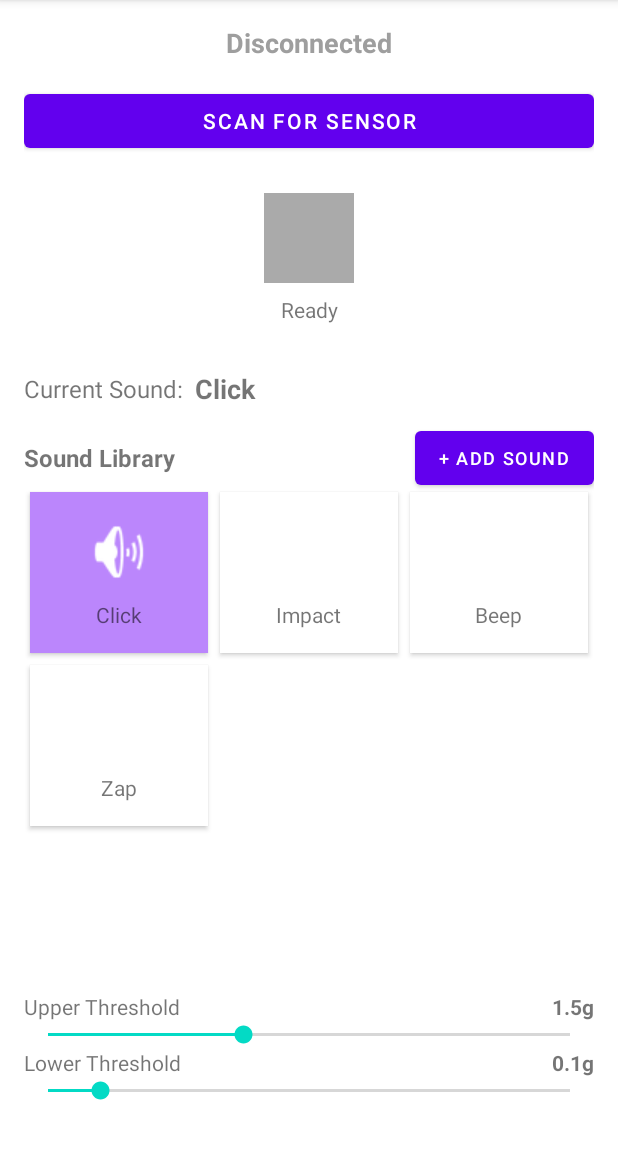
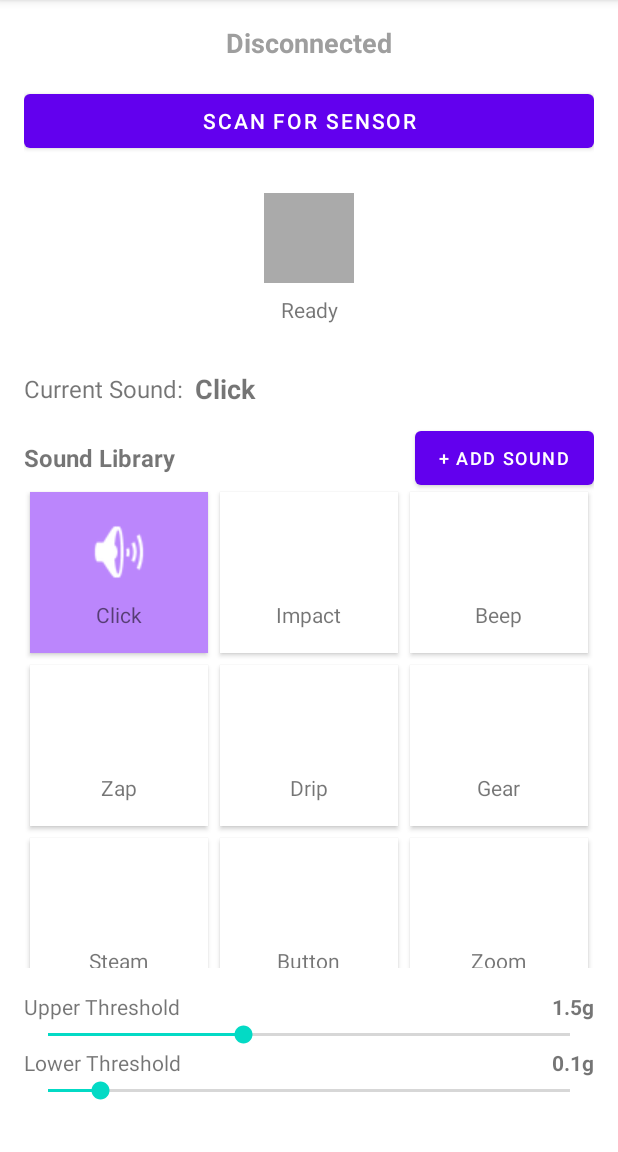
Before and after one commit to gwbischof/beatbag, an Android app: the screen it shows after launch (MainActivity), on a phone screen of 412 x 824 dp, the part 84-1236 px from its top. Run offline under Robolectric (Android 15) with nearby library versions, the phone set to English and light mode, and no system bars.

Commit message:
add more sounds

```diff
--- a/app/src/main/java/com/beatbag/MainActivity.kt
+++ b/app/src/main/java/com/beatbag/MainActivity.kt
@@ -214,6 +214,16 @@ class MainActivity : AppCompatActivity() {
         audioManager.addSoundFromResource("Impact", R.raw.kick2)
         audioManager.addSoundFromResource("Beep", R.raw.kick3)
         audioManager.addSoundFromResource("Zap", R.raw.kick4)
+        audioManager.addSoundFromResource("Drip", R.raw.kick5)
+        audioManager.addSoundFromResource("Gear", R.raw.kick6)
+        audioManager.addSoundFromResource("Steam", R.raw.kick7)
+        audioManager.addSoundFromResource("Button", R.raw.kick8)
+        audioManager.addSoundFromResource("Zoom", R.raw.kick9)
+        audioManager.addSoundFromResource("Mech", R.raw.kick10)
+        audioManager.addSoundFromResource("Switch", R.raw.kick11)
+        audioManager.addSoundFromResource("Bloop", R.raw.kick12)
+        audioManager.addSoundFromResource("Pop", R.raw.kick13)
+        audioManager.addSoundFromResource("Thump", R.raw.kick14)
 
         updateSoundLibraryUI()
     }
```
Also changed, not shown: 10 other files.
